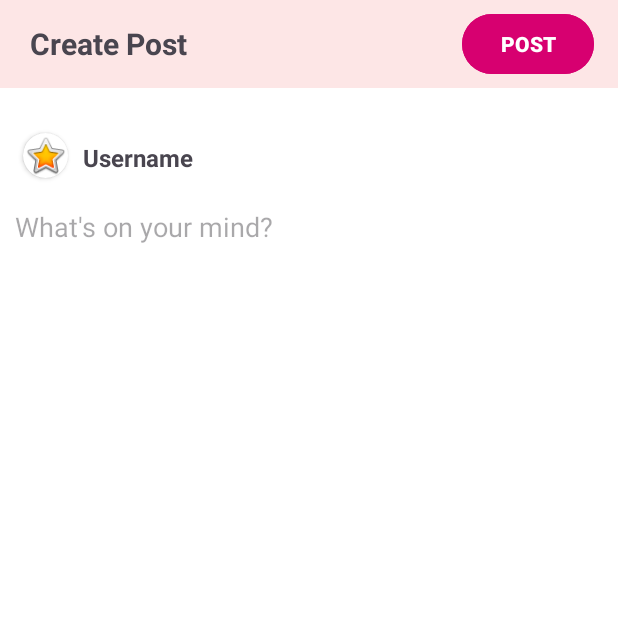
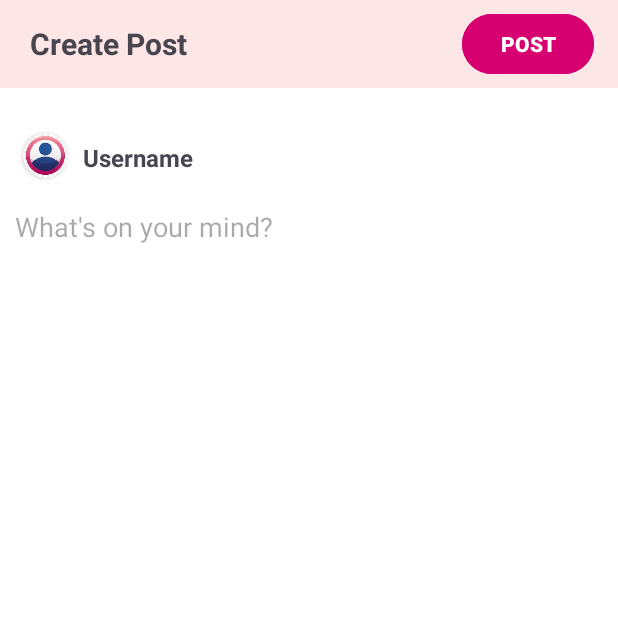
Before and after one commit to atulbadole/SocialMediaApp, an Android app: the CreatePostActivity screen opened directly, with no data from a screen before it, on a phone screen of 412 x 824 dp, the top half of it. Run offline under Robolectric (Android 15) with nearby library versions, the phone set to English and light mode, and no system bars; our stand-ins replace Room's generated code.

Commit message:
final changes

```diff
--- a/app/src/main/java/com/capgemini/socialmediaapp/view/CreatePostActivity.kt
+++ b/app/src/main/java/com/capgemini/socialmediaapp/view/CreatePostActivity.kt
@@ -11,6 +11,7 @@ import android.view.View
 import android.widget.*
 import androidx.activity.result.contract.ActivityResultContracts
 import androidx.lifecycle.ViewModelProvider
+import com.bumptech.glide.Glide
 import com.capgemini.socialmediaapp.R
 import com.capgemini.socialmediaapp.viewModel.post.PostViewModal
 import com.capgemini.socialmediaapp.viewModel.user.UserViewModal
@@ -19,8 +20,10 @@ import com.capgemini.socialmediaapp.viewModel.user.UserViewModal
 class CreatePostActivity : AppCompatActivity() {
 
     private val PICK_IMAGE_REQUEST = 1
-    private lateinit var imageView: ImageView
+    private lateinit var imageView: LinearLayout
+    private lateinit var clearImageView : LinearLayout
     private lateinit var postimage: ImageView
+    private lateinit var userProfileImage : ImageView
     lateinit var username : TextView
     lateinit var userViewModal : UserViewModal
     lateinit var postViewModal: PostViewModal
@@ -46,19 +49,30 @@ class CreatePostActivity : AppCompatActivity() {
     override fun onCreate(savedInstanceState: Bundle?) {
         super.onCreate(savedInstanceState)
         setContentView(R.layout.activity_create_post)
-        imageView = findViewById(R.id.c_selectImageView)
+        imageView = findViewById(R.id.post_detail_add_image)
         postimage = findViewById(R.id.c_post_imageview)
         username = findViewById(R.id.c_post_username)
         postTextContent = findViewById(R.id.c_post_text_content)
         postCreateButton = findViewById(R.id.c_postButton)
+        clearImageView = findViewById(R.id.post_detail_clear_image)
+        userProfileImage = findViewById(R.id.c_user_profilepicture)
         userViewModal = ViewModelProvider(this).get(UserViewModal::class.java)
         postViewModal = ViewModelProvider(this).get(PostViewModal::class.java)
         imageView.setOnClickListener {
             openGallery()
         }
+        clearImageView.setOnClickListener {
+            postimage.setImageDrawable(null)
+            postImagePath = ""
+        }
         userViewModal.currentUser.observe(this){user ->
             user?.let {
                 username.text = user?.name
+                try{
+                    Glide.with(this).load(user.profileImage).into(userProfileImage)
+                }catch (e: Exception){
+                    Log.d("fromcreatepostActivity", "Error while setting profile image : ${e.localizedMessage}")
+                }
             }
         }
         userViewModal.fetchCurrentUserDetails(this)
@@ -84,5 +98,4 @@ class CreatePostActivity : AppCompatActivity() {
         postViewModal.addPost(userViewModal.currentUser.value!!.userId,postImagePath, postTextContent.text.toString())
         postButtonClicked = true
     }
-
 }
--- a/app/src/main/java/com/capgemini/socialmediaapp/view/FeedViewAdapter.kt
+++ b/app/src/main/java/com/capgemini/socialmediaapp/view/FeedViewAdapter.kt
@@ -41,7 +41,7 @@ class FeedViewAdapter(val feedList : List<Post>,
         val likeImageView : ImageView = view.findViewById(R.id.feed_like_image)
         val feedEditBtn : CardView = view.findViewById(R.id.feed_edit_btn)
         val viewRoot = view
-        val commentBtn : LinearLayout = view.findViewById(R.id.post_detail_comment_btn)
+        val commentBtn : LinearLayout = view.findViewById(R.id.feed_item_comment_btn)
     }
 
     override fun onCreateViewHolder(parent: ViewGroup, viewType: Int): FeedHolder {
--- a/app/src/main/java/com/capgemini/socialmediaapp/view/MainActivity.kt
+++ b/app/src/main/java/com/capgemini/socialmediaapp/view/MainActivity.kt
@@ -16,6 +16,8 @@ import java.util.TimerTask
 class MainActivity : AppCompatActivity() {
 
     lateinit var userViewModal: UserViewModal
+    var firstTime = true
+
     override fun onCreate(savedInstanceState: Bundle?) {
         super.onCreate(savedInstanceState)
         setContentView(R.layout.activity_main)
@@ -25,6 +27,7 @@ class MainActivity : AppCompatActivity() {
                 CoroutineScope(Dispatchers.Main).launch {
                     userViewModal.fetchCurrentUserDetails(this@MainActivity)
                     userViewModal.currentUser.observe(this@MainActivity){
+                        if(!firstTime){
                             if(it==null){
                                 val intent = Intent(this@MainActivity, LoginActivity::class.java)
                                 startActivity(intent)
@@ -33,6 +36,9 @@ class MainActivity : AppCompatActivity() {
                                 startActivity(intent)
                             }
                             finish()
+                        }else{
+                            firstTime = false
+                        }
                     }
                 }
             }
--- a/app/src/main/java/com/capgemini/socialmediaapp/view/ProfilePageActivity.kt
+++ b/app/src/main/java/com/capgemini/socialmediaapp/view/ProfilePageActivity.kt
@@ -119,7 +119,7 @@ class ProfilePageActivity : AppCompatActivity() {
 
     fun logoutClick(view: View) {
         val intent = Intent(this, LoginActivity::class.java)
-        intent.setFlags(Intent.FLAG_ACTIVITY_CLEAR_TASK)
+        intent.flags = Intent.FLAG_ACTIVITY_CLEAR_TASK or Intent.FLAG_ACTIVITY_NEW_TASK
         userViewModal.logout()
         startActivity(intent)
     }
--- a/app/src/main/res/layout/activity_comment.xml
+++ b/app/src/main/res/layout/activity_comment.xml
@@ -74,11 +74,11 @@
             app:cardCornerRadius="30dp">
 
             <ImageView
-                android:id="@+id/imageView4"
+                android:id="@+id/comment_add_profile_photo"
                 android:layout_width="wrap_content"
                 android:layout_height="wrap_content"
                 android:scaleType="centerCrop"
-                tools:srcCompat="@drawable/profile_photo" />
+                app:srcCompat="@drawable/profile_photo" />
         </androidx.cardview.widget.CardView>
 
         <EditText
--- a/app/src/main/res/layout/activity_create_post.xml
+++ b/app/src/main/res/layout/activity_create_post.xml
@@ -12,7 +12,7 @@
         android:layout_width="match_parent"
         android:layout_height="0dp"
         android:elevation="2dp"
-        app:layout_constraintBottom_toTopOf="@+id/c_selectImageView"
+        app:layout_constraintBottom_toTopOf="@+id/c_image_options"
         app:layout_constraintEnd_toEndOf="parent"
         app:layout_constraintHorizontal_bias="0.5"
         app:layout_constraintStart_toStartOf="parent"
@@ -38,7 +38,7 @@
                     android:layout_height="match_parent"
                     android:layout_marginStart="0dp"
                     android:layout_marginTop="0dp"
-                    android:foreground="@android:drawable/btn_star_big_on" />
+                    android:foreground="@drawable/profile_photo" />
             </androidx.cardview.widget.CardView>
 
             <EditText
@@ -86,6 +86,7 @@
     </ScrollView>
 
     <LinearLayout
+        android:id="@+id/c_image_options"
         android:layout_width="match_parent"
         android:layout_height="wrap_content"
         android:background="@color/light_background"
```
Also changed, not shown: app/src/main/java/com/capgemini/socialmediaapp/view/CommentActivity.kt (+11 -1 lines), app/src/main/java/com/capgemini/socialmediaapp/view/FeedActivity.kt (+15 -1 lines), app/src/main/java/com/capgemini/socialmediaapp/view/LoginActivity.kt (+1 -9 lines), app/src/main/java/com/capgemini/socialmediaapp/viewModel/user/UserViewModal.kt (+15 -15 lines). Lines whose indentation alone changed are shown as unchanged.
